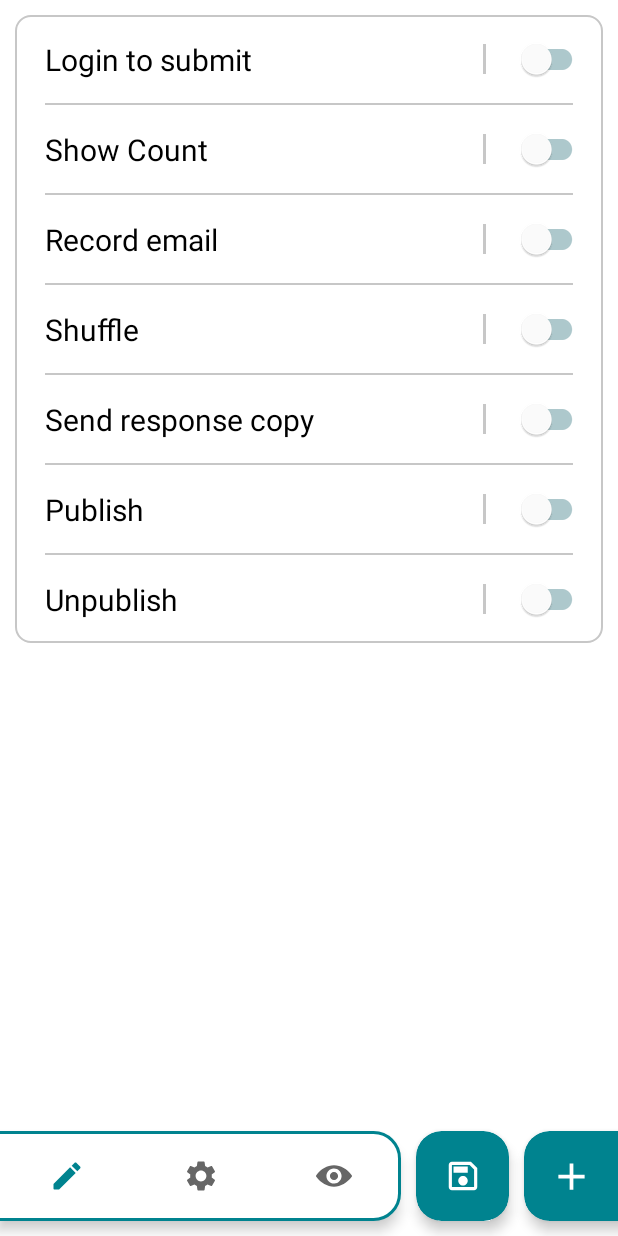
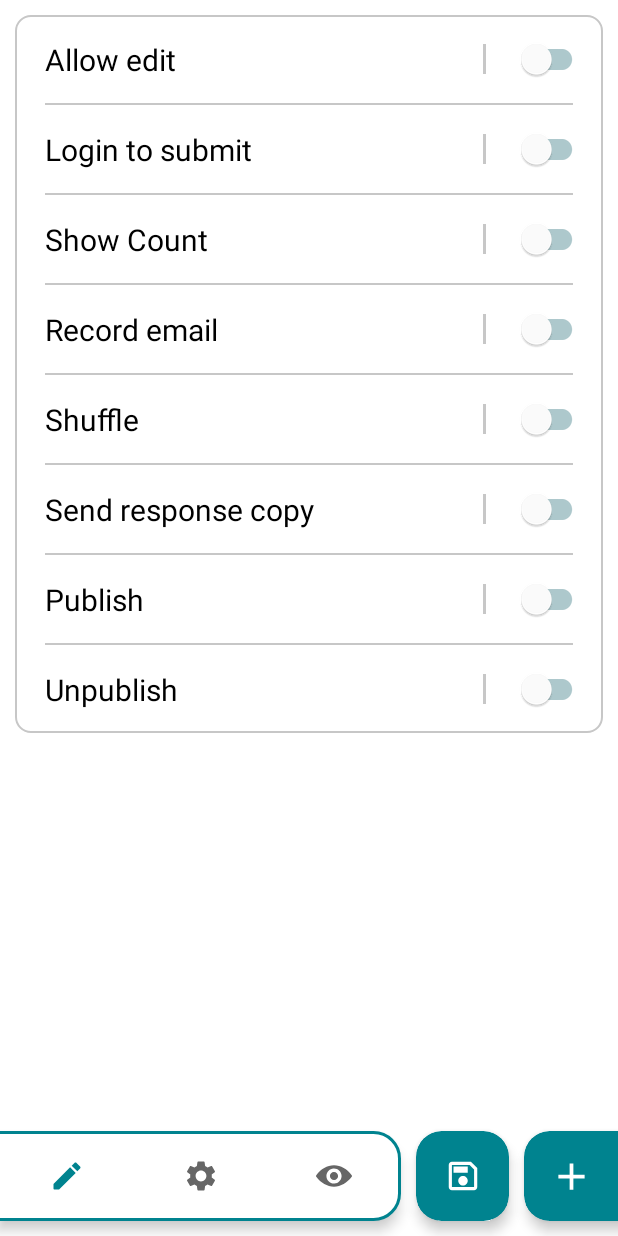
Before and after one commit to lnx2000/Forms, an Android app: the fragment FormSettingsFragment placed in its activity, on a phone screen of 412 x 824 dp. Run offline under Robolectric (Android 15) with nearby library versions, the phone set to English and light mode, and no system bars; libraries missing offline, so code that uses them is left out: com.cooltechworks.views; pictures from the network do not load; 19 statements that could not run were skipped.

Commit message:
added allowEdit

```diff
--- a/Forms2/app/src/main/java/com/app/forms/AlarmIntentPublishReceiver.java
+++ b/Forms2/app/src/main/java/com/app/forms/AlarmIntentPublishReceiver.java
@@ -9,8 +9,8 @@ import android.os.Build;
 import androidx.annotation.NonNull;
 import androidx.annotation.RequiresApi;
 
+import com.app.forms.helpers.JsonDecode;
 import com.app.forms.items.FormItem;
-import com.app.forms.helpers.JsonDecode;
 import com.google.android.gms.tasks.OnFailureListener;
 import com.google.android.gms.tasks.OnSuccessListener;
 import com.google.firebase.firestore.DocumentReference;
@@ -85,6 +85,7 @@ public class AlarmIntentPublishReceiver extends BroadcastReceiver {
         map.put("Enabled", enabled);
         formItem.getConfig().setAcceptingResponses(true);
         map.put("acceptingResponses", formItem.getConfig().isAcceptingResponses());
+        map.put("allowEdit", formItem.getConfig().isAllowEdit());
         map.put("loginToSubmit", formItem.getConfig().isLoginToSubmit());
         map.put("showCount", formItem.getConfig().isShowCount());
         map.put("recordEmail", formItem.getConfig().isRecordEmail());
--- a/Forms2/app/src/main/java/com/app/forms/activities/AfterDo.java
+++ b/Forms2/app/src/main/java/com/app/forms/activities/AfterDo.java
@@ -25,7 +25,7 @@ public class AfterDo extends AppCompatActivity {
             @Override
             public void onClick(View v) {
                 Intent i = new Intent(AfterDo.this, ReportActivity.class);
-                i.putExtra("formID", ""+formID);
+                i.putExtra("formID", "" + formID);
                 startActivity(i);
                 finish();
 
@@ -35,6 +35,9 @@ public class AfterDo extends AppCompatActivity {
         if (resCosde == Constants.reportSubmitted) {
             msg.setText("Report has been submitted successfully!");
             report.setVisibility(View.GONE);
+        } else if (resCosde == Constants.alreadyfilled) {
+            msg.setText("You've already responded");
+            report.setVisibility(View.VISIBLE);
         } else {
             msg.setText("Your responses has been recorded!");
             report.setVisibility(View.VISIBLE);
--- a/Forms2/app/src/main/java/com/app/forms/constants/Constants.java
+++ b/Forms2/app/src/main/java/com/app/forms/constants/Constants.java
@@ -32,5 +32,6 @@ public class Constants {
     public static final String notAccepting = " is no longer accepting responses.\nTry contacting the owner of the form if you think this a mistake";
     public static final int responseSubmitted = 1;
     public static final int reportSubmitted = 2;
+    public static final int alreadyfilled = 3;
 
 }
--- a/Forms2/app/src/main/java/com/app/forms/fragments/FormSettingsFragment.java
+++ b/Forms2/app/src/main/java/com/app/forms/fragments/FormSettingsFragment.java
@@ -10,9 +10,9 @@ import android.widget.TextView;
 
 import androidx.fragment.app.Fragment;
 
-import com.app.forms.items.FormConfig;
 import com.app.forms.R;
 import com.app.forms.constants.Constants;
+import com.app.forms.items.FormConfig;
 import com.google.android.material.datepicker.CalendarConstraints;
 import com.google.android.material.datepicker.DateValidatorPointForward;
 import com.google.android.material.datepicker.MaterialDatePicker;
@@ -24,7 +24,7 @@ import java.util.Calendar;
 
 public class FormSettingsFragment extends Fragment implements CompoundButton.OnCheckedChangeListener, View.OnClickListener {
 
-    SwitchMaterial publish, unpublish, logintosubmit, showcount, recordemail, shuffle, sendResponse;
+    SwitchMaterial publish, unpublish, logintosubmit, showcount, recordemail, shuffle, sendResponse, allowedit;
     ImageView chosepublishdate, chosepublishtime, choseunpublishdate, choseunpublishtime;
     TextView publishdate, publishtime, unpublishdate, unpublishtime;
     FormConfig configs;
@@ -64,6 +64,7 @@ public class FormSettingsFragment extends Fragment implements CompoundButton.OnC
         recordemail = v.findViewById(R.id.recordemail);
         shuffle = v.findViewById(R.id.shuffle);
         sendResponse = v.findViewById(R.id.sendResponse);
+        allowedit = v.findViewById(R.id.allowedit);
 
 
         chosepublishdate.setOnClickListener(this);
@@ -78,6 +79,7 @@ public class FormSettingsFragment extends Fragment implements CompoundButton.OnC
         recordemail.setOnCheckedChangeListener(this);
         shuffle.setOnCheckedChangeListener(this);
         sendResponse.setOnCheckedChangeListener(this);
+        allowedit.setOnCheckedChangeListener(this);
 
 
         updateUI();
@@ -90,6 +92,7 @@ public class FormSettingsFragment extends Fragment implements CompoundButton.OnC
         recordemail.setChecked(configs.isRecordEmail());
         shuffle.setChecked(configs.isShuffle());
         sendResponse.setChecked(configs.isSendResponseCopy());
+        allowedit.setChecked(configs.isAllowEdit());
         publish.setChecked(configs.isPublish());
         if (configs.isPublish()) {
             publishtime.setVisibility(View.VISIBLE);
@@ -243,6 +246,8 @@ public class FormSettingsFragment extends Fragment implements CompoundButton.OnC
             case R.id.sendResponse:
                 configs.setSendResponseCopy(isChecked);
                 break;
+            case R.id.allowedit:
+                configs.setAllowEdit(isChecked);
 
         }
     }
--- a/Forms2/app/src/main/res/layout/fragment_form_settings.xml
+++ b/Forms2/app/src/main/res/layout/fragment_form_settings.xml
@@ -21,6 +21,53 @@
             android:layout_height="wrap_content"
             android:background="@drawable/simple_border"
             android:orientation="vertical">
+
+
+            <androidx.constraintlayout.widget.ConstraintLayout
+                android:layout_width="match_parent"
+                android:layout_height="wrap_content">
+
+                <TextView
+                    android:id="@+id/textView2"
+                    android:layout_width="0dp"
+                    android:layout_height="wrap_content"
+                    android:layout_marginHorizontal="20dp"
+                    android:text="Allow edit"
+                    android:textColor="@color/secondaryTextColor"
+                    android:textSize="20dp"
+                    app:layout_constraintBottom_toBottomOf="parent"
+                    app:layout_constraintEnd_toStartOf="@+id/view2"
+                    app:layout_constraintStart_toStartOf="parent"
+                    app:layout_constraintTop_toTopOf="parent" />
+
+                <View
+                    android:id="@+id/view2"
+                    android:layout_width="2dp"
+                    android:layout_height="20dp"
+                    android:layout_marginRight="20dp"
+                    android:background="@color/secondaryDarkColor"
+                    app:layout_constraintBottom_toBottomOf="@+id/textView2"
+                    app:layout_constraintEnd_toStartOf="@+id/allowedit"
+                    app:layout_constraintTop_toTopOf="@+id/textView2" />
+
+                <com.google.android.material.switchmaterial.SwitchMaterial
+                    android:id="@+id/allowedit"
+                    style="@style/Widget.App.Switch"
+                    android:layout_width="wrap_content"
+                    android:layout_height="wrap_content"
+                    android:layout_marginHorizontal="10dp"
+                    android:layout_marginVertical="5dp"
+                    android:checked="false"
+                    app:layout_constraintBottom_toBottomOf="@+id/textView2"
+                    app:layout_constraintEnd_toEndOf="parent"
+                    app:layout_constraintTop_toTopOf="@+id/textView2" />
+            </androidx.constraintlayout.widget.ConstraintLayout>
+
+            <View
+                android:layout_width="match_parent"
+                android:layout_height="1dp"
+                android:layout_marginHorizontal="20dp"
+                android:background="@color/secondaryDarkColor" />
 
 
             <androidx.constraintlayout.widget.ConstraintLayout
```
Also changed, not shown: Forms2/app/src/main/java/com/app/forms/activities/LoadFormActivity.java (+61 -2 lines), Forms2/app/src/main/java/com/app/forms/items/FormConfig.java (+9 -1 lines).
